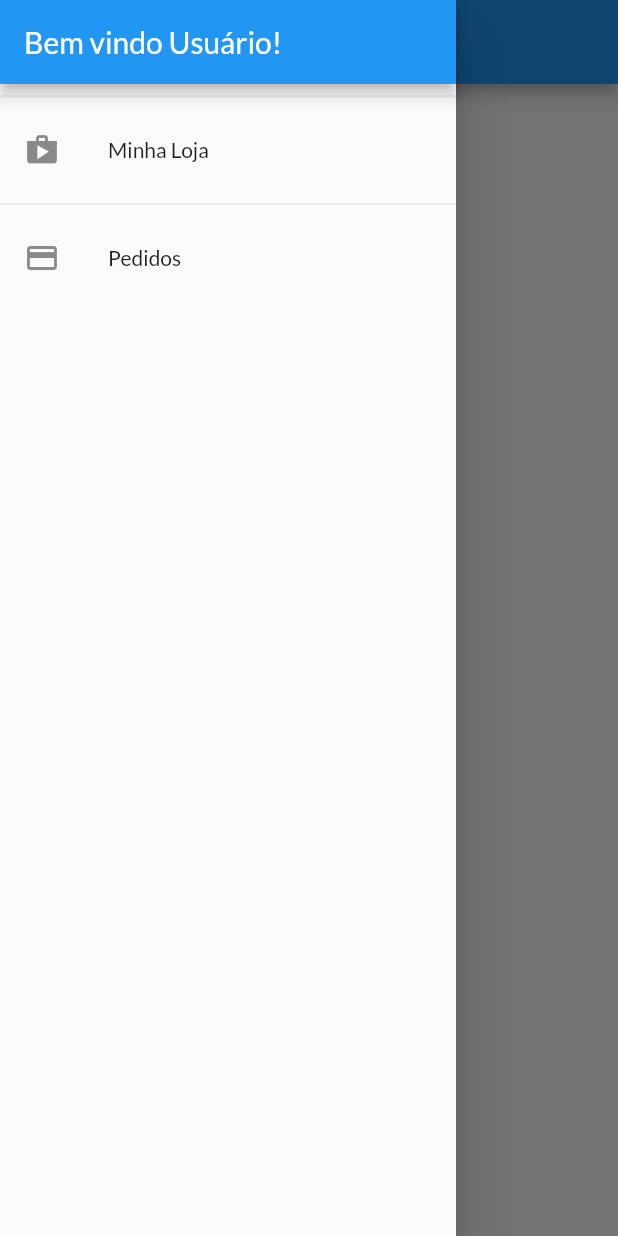
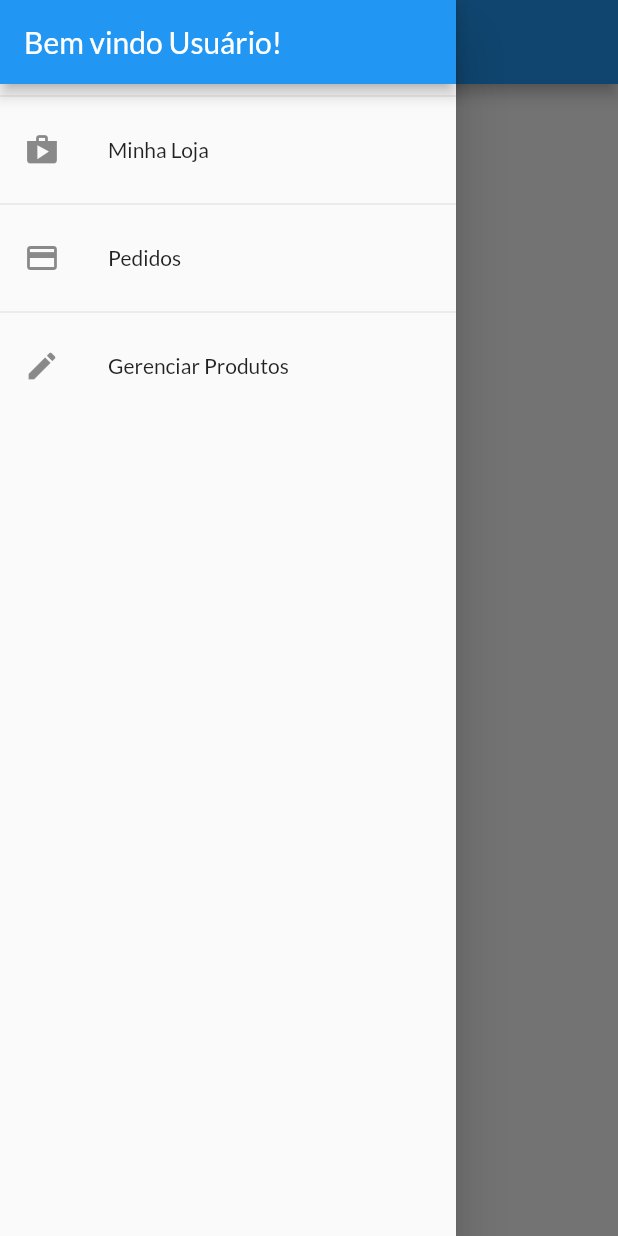
Before and after one commit to caioss8/shopAPP, a Flutter app: the OrdersPage screen opened by its route, with the side drawer open, on a phone screen of 412 x 824 dp. Run offline on Flutter 3.47's test engine with Material 2 defaults, Android fonts, the light colour scheme and no system bars; network calls fail.

Commit message:
256 - add Gerenciar Produtos

```diff
--- a/lib/components/app_drawer.dart
+++ b/lib/components/app_drawer.dart
@@ -33,6 +33,16 @@ class AppDrawer extends StatelessWidget {
               );
             },
           ),
+          Divider(),
+          ListTile(
+            leading: Icon(Icons.edit),
+            title: Text('Gerenciar Produtos'),
+            onTap: () {
+              Navigator.of(context).pushReplacementNamed(
+                AppRoutes.PRODUCTS,
+              );
+            },
+          ),
         ],
       ),
     );
--- a/lib/components/product_grid_item.dart
+++ b/lib/components/product_grid_item.dart
@@ -44,6 +44,7 @@ class ProductGridItem extends StatelessWidget {
             icon: Icon(Icons.shopping_cart),
             color: Theme.of(context).colorScheme.secondary,
             onPressed: () {
+              ScaffoldMessenger.of(context).hideCurrentSnackBar();
               ScaffoldMessenger.of(context).showSnackBar(SnackBar(
                 content: Text('Produto adicionado com sucesso!'),
                 duration: Duration(seconds: 2),
--- a/lib/main.dart
+++ b/lib/main.dart
@@ -6,6 +6,7 @@ import 'package:shop/models/product_list.dart';
 import 'package:shop/pages/cart_page.dart';
 import 'package:shop/pages/orders_page.dart';
 import 'package:shop/pages/product_detail_page.dart';
+import 'package:shop/pages/product_page.dart';
 import 'package:shop/pages/products_overview_page.dart';
 import 'package:shop/utils/app_routes.dart';
 
@@ -42,6 +43,7 @@ class MyApp extends StatelessWidget {
           AppRoutes.PRODUCT_DETAIL: (ctx) => ProductDetailPage(),
           AppRoutes.CART: (ctx) => CartPage(),
           AppRoutes.ORDERS: (ctx) => OrdersPage(),
+          AppRoutes.PRODUCTS: (ctx) => ProductPage(),
         },
       ),
     );
--- a/lib/models/product_list.dart
+++ b/lib/models/product_list.dart
@@ -12,6 +12,10 @@ class ProductList with ChangeNotifier {
   void addProduct(Product product) {
     _items.add(product);
     notifyListeners();
+  }
+
+  int get itemsCount {
+    return _items.length;
   }
 }
 
--- a/lib/utils/app_routes.dart
+++ b/lib/utils/app_routes.dart
@@ -3,4 +3,5 @@ class AppRoutes {
   static const PRODUCT_DETAIL = '/product-detail';
   static const CART = '/cart';
   static const ORDERS = '/orders';
+  static const PRODUCTS = '/products';
 }
```
Also changed, not shown: lib/components/cart_item.dart (+23 -0 lines), lib/pages/product_page.dart (added, +27 -0 lines).
